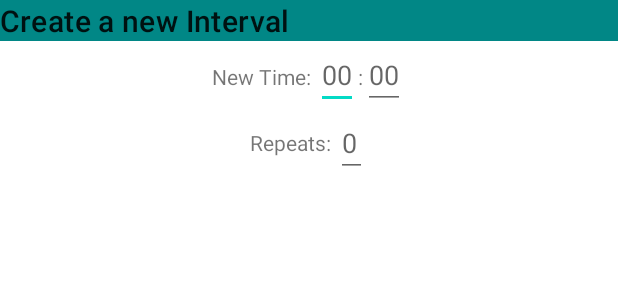
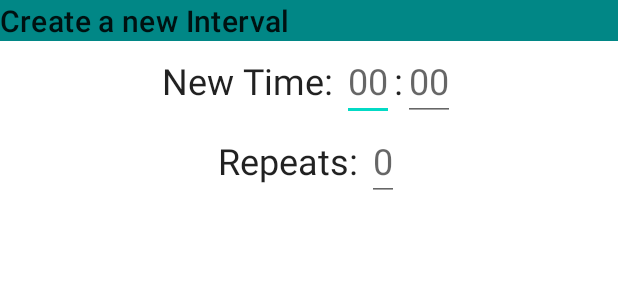
Before and after one commit to FeelsRossMan/TimeToTime, an Android app: the layout new_timer_dialog.xml on its own in the app's theme, with its tools: preview values and no code run, on a phone screen of 412 x 824 dp. Shown: the top 300 px of the screen. Run offline under Robolectric (Android 15) with nearby library versions, the phone set to English and light mode, and no system bars.

```diff
--- a/app/src/main/java/com/example/timetotime/TimerService.kt
+++ b/app/src/main/java/com/example/timetotime/TimerService.kt
@@ -6,7 +6,7 @@ import android.os.IBinder
 import java.util.*
 
 class TimerService : Service(){
-    override fun onBind(p0: Intent?): IBinder? = null
+    override fun onBind(intent: Intent?): IBinder? = null
 
     private val timer = Timer()
 
--- a/app/src/main/res/layout/new_timer_dialog.xml
+++ b/app/src/main/res/layout/new_timer_dialog.xml
@@ -19,24 +19,29 @@
             android:layout_width="wrap_content"
             android:layout_height="wrap_content"
             android:text="New Time: "
+            style="?attr/textAppearanceHeadline5"
             />
         <EditText
             android:layout_width="wrap_content"
             android:layout_height="wrap_content"
             android:id="@+id/dialog_timer_time_edit_text_minutes"
             android:hint="00"
-            android:inputType="number"/>
+            android:inputType="number"
+            style="?attr/textAppearanceHeadline5"/>
+
         <TextView
             android:layout_width="wrap_content"
             android:layout_height="wrap_content"
             android:text=":"
+            style="?attr/textAppearanceHeadline5"
             />
         <EditText
             android:layout_width="wrap_content"
             android:layout_height="wrap_content"
             android:id="@+id/dialog_timer_time_edit_text_seconds"
             android:hint="00"
-            android:inputType="number"/>
+            android:inputType="number"
+            style="?attr/textAppearanceHeadline5"/>
     </LinearLayout>
     <LinearLayout
         android:layout_width="match_parent"
@@ -46,12 +51,14 @@
             android:layout_width="wrap_content"
             android:layout_height="wrap_content"
             android:text="Repeats: "
+            style="?attr/textAppearanceHeadline5"
             />
         <EditText
             android:layout_width="wrap_content"
             android:layout_height="wrap_content"
             android:id="@+id/dialog_timer_interval_edit_text"
             android:hint="0"
-            android:inputType="number"/>
+            android:inputType="number"
+            style="?attr/textAppearanceHeadline5"/>
     </LinearLayout>
 </LinearLayout>
```
Also changed, not shown: app/src/main/java/com/example/timetotime/TimerFragment.kt (+30 -16 lines), app/src/main/java/com/example/timetotime/TimerViewModel.kt (+20 -12 lines).
